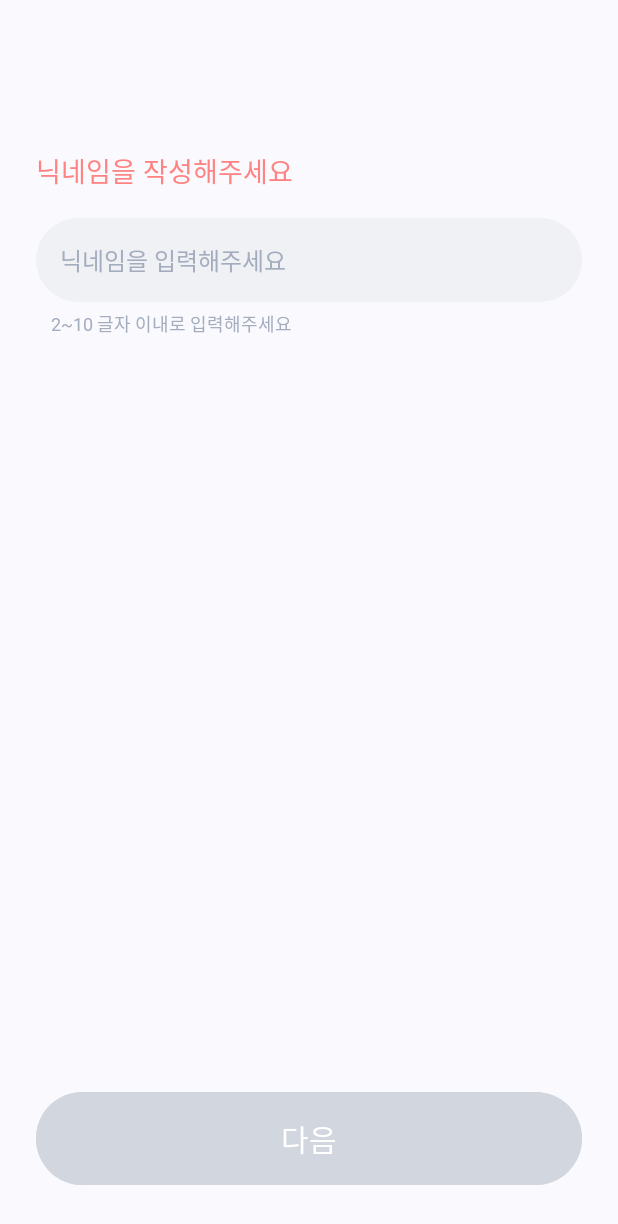
After one commit to Re-Day/android, an Android app: the layout fragment_onboarding_nickname.xml on its own in the app's theme, with its tools: preview values and no code run, on a phone screen of 412 x 824 dp. The commit adds this screen. Shown: the top 1224 px of the screen. Run offline under Robolectric (Android 15) with nearby library versions, the phone set to English and light mode, and no system bars.

Commit message:
[Feat] #3  회원가입 - 닉네임 입력 화면 구성

```diff
--- a/app/src/main/java/com/project/reday/UI/onboarding/SplashFragment.kt
+++ b/app/src/main/java/com/project/reday/UI/onboarding/SplashFragment.kt
@@ -24,6 +24,10 @@ class SplashFragment : Fragment() {
         mainActivity = activity as MainActivity
 
         Handler().postDelayed({
+            mainActivity.supportFragmentManager.beginTransaction()
+                .replace(R.id.fragmentContainerView_main, OnboardingNicknameFragment())
+                .addToBackStack(null)
+                .commit()
         }, 1000)
 
         return binding.root
--- /dev/null
+++ b/app/src/main/res/drawable/background_edittext.xml
@@ -0,0 +1,8 @@
+<?xml version="1.0" encoding="utf-8"?>
+<shape xmlns:android="http://schemas.android.com/apk/res/android">
+
+    <corners android:radius="50dp"/>
+
+    <solid android:color="@color/gray2"/>
+
+</shape>
--- /dev/null
+++ b/app/src/main/res/drawable/background_next_button.xml
@@ -0,0 +1,7 @@
+<?xml version="1.0" encoding="utf-8"?>
+<selector xmlns:android="http://schemas.android.com/apk/res/android">
+
+    <item android:state_enabled="false" android:color="@color/gray4"/>
+    <item android:state_enabled="true" android:color="@color/main"/>
+
+</selector>
--- /dev/null
+++ b/app/src/main/res/layout/fragment_onboarding_nickname.xml
@@ -0,0 +1,58 @@
+<?xml version="1.0" encoding="utf-8"?>
+<androidx.constraintlayout.widget.ConstraintLayout xmlns:android="http://schemas.android.com/apk/res/android"
+    xmlns:app="http://schemas.android.com/apk/res-auto"
+    xmlns:tools="http://schemas.android.com/tools"
+    android:layout_width="match_parent"
+    android:layout_height="match_parent"
+    android:paddingHorizontal="24dp"
+    tools:context=".UI.onboarding.OnboardingNicknameFragment" >
+
+    <TextView
+        android:id="@+id/textView_title"
+        style="@style/HeadLine2"
+        android:layout_width="wrap_content"
+        android:layout_height="wrap_content"
+        android:layout_marginTop="100dp"
+        android:text="닉네임을 작성해주세요"
+        android:textColor="@color/main"
+        app:layout_constraintStart_toStartOf="parent"
+        app:layout_constraintTop_toTopOf="parent" />
+
+    <EditText
+        android:id="@+id/editText_nickname"
+        style="@style/OnboardingEditText"
+        android:layout_width="0dp"
+        android:layout_height="wrap_content"
+        android:layout_marginTop="18dp"
+        android:ems="10"
+        android:inputType="text"
+        android:hint="닉네임을 입력해주세요"
+        app:layout_constraintEnd_toEndOf="parent"
+        app:layout_constraintHorizontal_bias="0.0"
+        app:layout_constraintStart_toStartOf="@+id/textView_title"
+        app:layout_constraintTop_toBottomOf="@+id/textView_title" />
+
+    <TextView
+        android:id="@+id/textView_regex"
+        style="@style/Caption1"
+        android:layout_width="wrap_content"
+        android:layout_height="wrap_content"
+        android:layout_marginStart="10dp"
+        android:layout_marginTop="5dp"
+        android:text="2~10 글자 이내로 입력해주세요"
+        android:textColor="@color/gray5"
+        app:layout_constraintStart_toStartOf="@+id/editText_nickname"
+        app:layout_constraintTop_toBottomOf="@+id/editText_nickname" />
+
+    <Button
+        android:id="@+id/button_next"
+        style="@style/NextButton"
+        android:layout_width="0dp"
+        android:layout_height="wrap_content"
+        android:layout_marginBottom="30dp"
+        android:text="다음"
+        android:enabled="false"
+        app:layout_constraintBottom_toBottomOf="parent"
+        app:layout_constraintEnd_toEndOf="parent"
+        app:layout_constraintStart_toStartOf="parent" />
+</androidx.constraintlayout.widget.ConstraintLayout>
--- a/app/src/main/res/values/styles.xml
+++ b/app/src/main/res/values/styles.xml
@@ -12,6 +12,11 @@
         <item name="android:textSize">18sp</item>
     </style>
 
+    <style name="HeadLine3">
+        <item name="android:fontFamily">@font/pretendard_bold</item>
+        <item name="android:textSize">16sp</item>
+    </style>
+
     <style name="SubTitle1">
         <item name="android:fontFamily">@font/pretendard_semi_bold</item>
         <item name="android:textSize">24sp</item>
@@ -20,6 +25,11 @@
     <style name="SubTitle2">
         <item name="android:fontFamily">@font/pretendard_semi_bold</item>
         <item name="android:textSize">20sp</item>
+    </style>
+
+    <style name="SubTitle3">
+        <item name="android:fontFamily">@font/pretendard_semi_bold</item>
+        <item name="android:textSize">18sp</item>
     </style>
 
     <style name="body1">
@@ -41,4 +51,24 @@
         <item name="android:fontFamily">@font/pretendard_light</item>
         <item name="android:textSize">12sp</item>
     </style>
+
+    <!-- 온보딩 editText -->
+    <style name="OnboardingEditText" parent="body1">
+        <item name="android:layout_height">wrap_content</item>
+        <item name="android:inputType">text</item>
+        <item name="android:textColor">@color/gray8</item>
+        <item name="android:textColorHint">@color/gray5</item>
+        <item name="android:background">@drawable/background_edittext</item>
+        <item name="android:padding">16dp</item>
+    </style>
+
+    <!-- next 버튼 -->
+    <style name="NextButton" parent="HeadLine1">
+        <item name="android:layout_height">wrap_content</item>
+        <item name="android:textColor">@color/white</item>
+        <item name="cornerRadius">50dp</item>
+        <item name="android:backgroundTint">@drawable/background_next_button</item>
+        <item name="android:padding">16dp</item>
+    </style>
+
 </resources>
```
Also changed, not shown: app/src/main/java/com/project/reday/UI/onboarding/OnboardingNicknameFragment.kt (added, +65 -0 lines).
